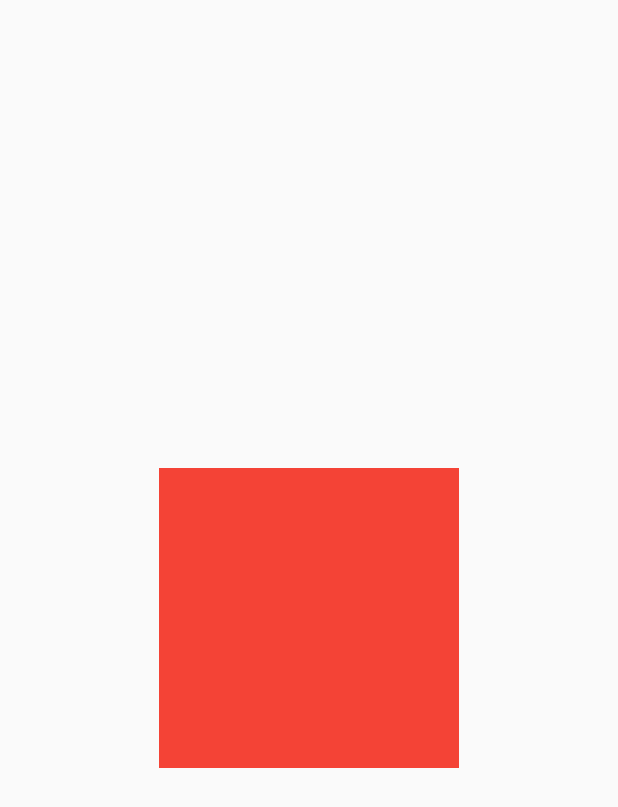
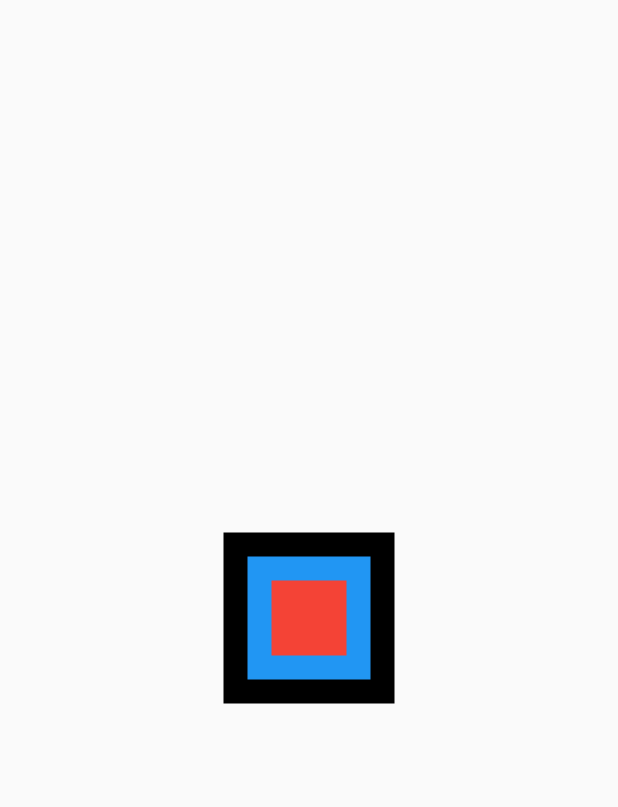
Before and after one commit to Jungea/flutter_tutorial, a Flutter app: the screen it shows after launch, on a phone screen of 412 x 824 dp. Shown: the top 807 px of the screen. Run offline on Flutter 3.47's test engine with Material 2 defaults, Android fonts, the phone set to English and light mode, and no system bars.

Commit message:
디자인 관련 위젯 - Padding(+margin)

```diff
--- a/lib/main.dart
+++ b/lib/main.dart
@@ -10,13 +10,23 @@ class MyApp extends StatelessWidget {
     return MaterialApp(
       home: Scaffold(
         body: Center(
-          child: SizedBox(
-            height: 200.0,
-            width: 200.0,
+          child: Container(
+            color: Colors.black,
+
             child: Container(
-              color: Colors.red,
+              color: Colors.blue,
+              margin: EdgeInsets.all(16.0),
+              child: Padding(
+                padding: EdgeInsets.all(16.0),
+
+                child: Container(
+                  color: Colors.red,
+                  width: 50.0,
+                  height: 50.0,
+                ),
+              ),
             ),
-          ),
+          )
         ),
       ),
     );
```
